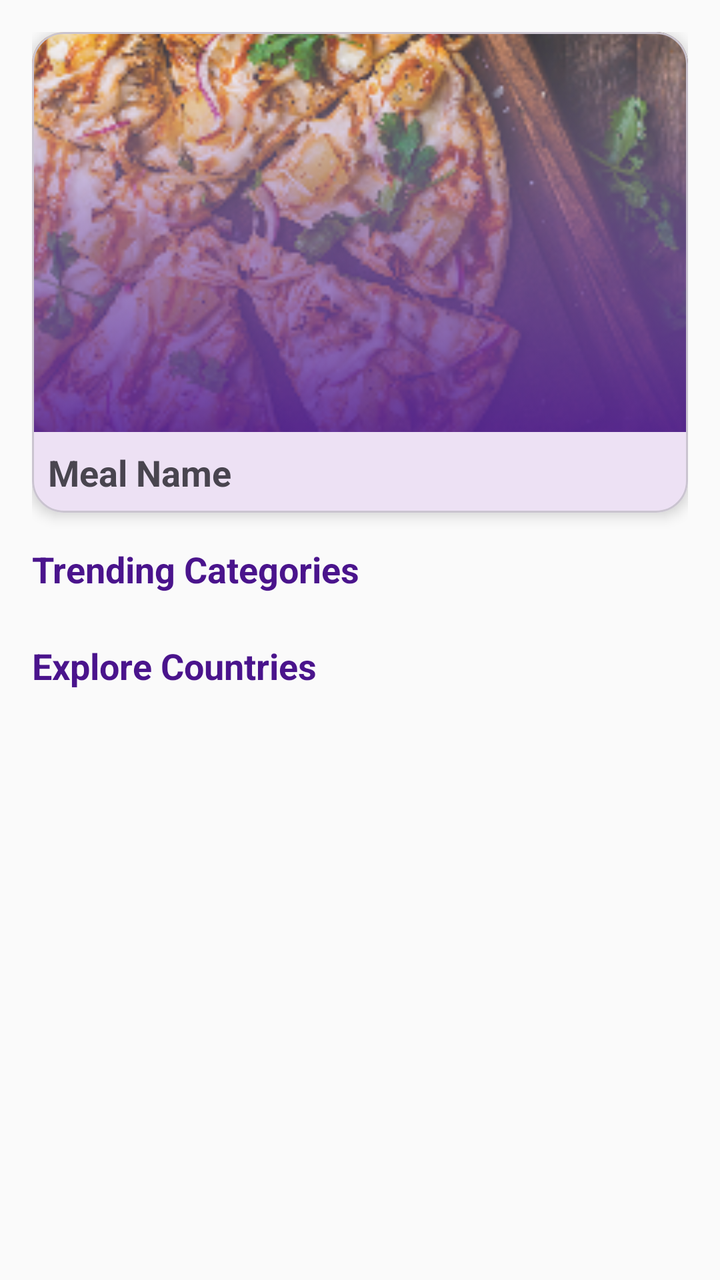
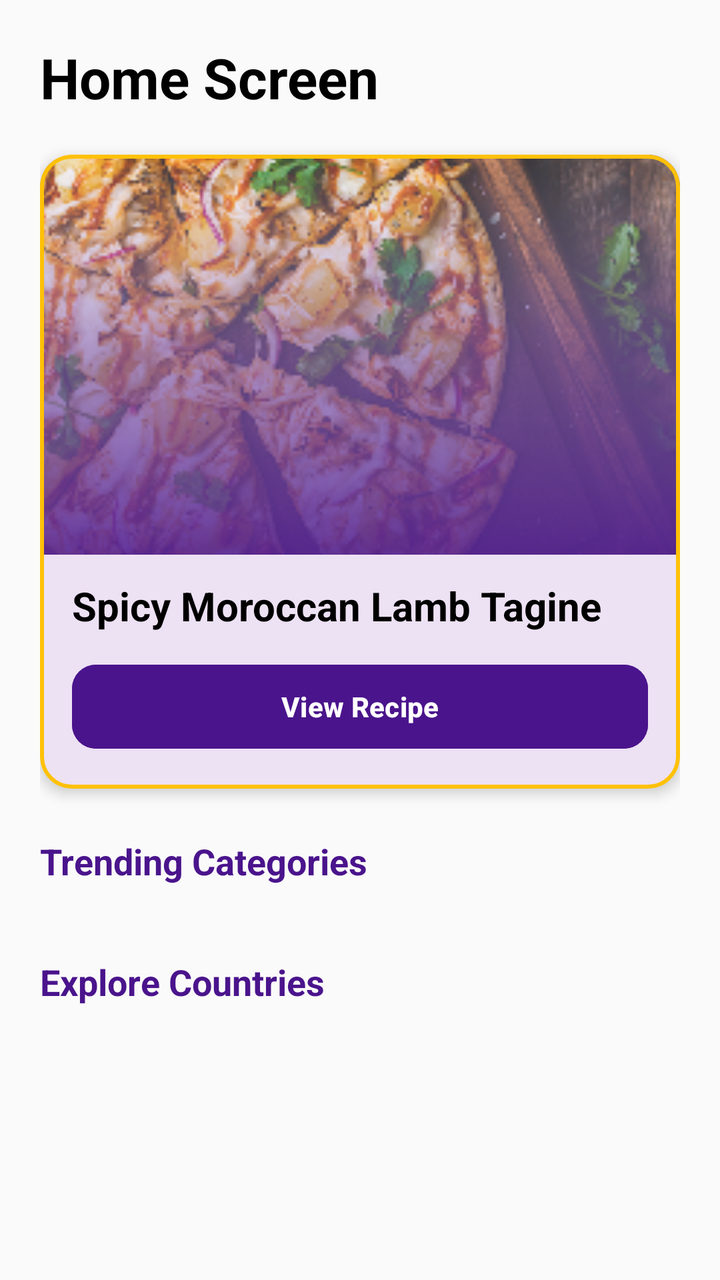

The first picture is an Android layout as it rendered before a commit; the second is the same layout after the commit. The layout source and the unified diff follow.
<!-- AndroidManifest.xml: application theme Theme.FoodPlanner -->
<!-- res/layout/fragment_home_screen.xml -->
<?xml version="1.0" encoding="utf-8"?>
<androidx.core.widget.NestedScrollView xmlns:android="http://schemas.android.com/apk/res/android"
    xmlns:app="http://schemas.android.com/apk/res-auto"
    xmlns:tools="http://schemas.android.com/tools"
    android:layout_width="match_parent"
    android:layout_height="match_parent"
    android:background="@color/background_light"
    tools:context=".ui.home.HomeScreen">

    <androidx.constraintlayout.widget.ConstraintLayout
        android:layout_width="match_parent"
        android:layout_height="wrap_content"
        android:padding="16dp">

        <com.google.android.material.card.MaterialCardView
            android:id="@+id/cardMealOfDay"
            android:layout_width="match_parent"
            android:layout_height="wrap_content"
            app:cardCornerRadius="16dp"
            app:cardElevation="4dp"
            app:layout_constraintEnd_toEndOf="parent"
            app:layout_constraintStart_toStartOf="parent"
            app:layout_constraintTop_toTopOf="parent">

            <androidx.constraintlayout.widget.ConstraintLayout
                android:layout_width="match_parent"
                android:layout_height="wrap_content">

                <ImageView
                    android:id="@+id/imgMealOfDay"
                    android:layout_width="match_parent"
                    android:layout_height="200dp"
                    android:scaleType="centerCrop"
                    android:src="@drawable/pizza_header"
                    app:layout_constraintTop_toTopOf="parent" />

                <TextView
                    android:id="@+id/tvMealName"
                    android:layout_width="wrap_content"
                    android:layout_height="wrap_content"
                    android:padding="8dp"
                    android:text="Meal Name"
                    android:textSize="18sp"
                    android:textStyle="bold"
                    app:layout_constraintStart_toStartOf="parent"
                    app:layout_constraintTop_toBottomOf="@id/imgMealOfDay" />

            </androidx.constraintlayout.widget.ConstraintLayout>

        </com.google.android.material.card.MaterialCardView>

        <TextView
            android:id="@+id/tvCategoriesTitle"
            android:layout_width="0dp"
            android:layout_height="wrap_content"
            android:layout_marginTop="16dp"
            android:text="Trending Categories"
            android:textColor="@color/purple_primary"
            android:textSize="18sp"
            android:textStyle="bold"
            app:layout_constraintEnd_toEndOf="parent"
            app:layout_constraintStart_toStartOf="parent"
            app:layout_constraintTop_toBottomOf="@id/cardMealOfDay" />

        <androidx.recyclerview.widget.RecyclerView
            android:id="@+id/rvCategories"
            android:layout_width="match_parent"
            android:layout_height="wrap_content"
            android:layout_marginTop="8dp"
            android:orientation="horizontal"
            app:layoutManager="androidx.recyclerview.widget.LinearLayoutManager"
            app:layout_constraintEnd_toEndOf="parent"
            app:layout_constraintStart_toStartOf="parent"
            app:layout_constraintTop_toBottomOf="@id/tvCategoriesTitle" />

        <TextView
            android:id="@+id/tvCountriesTitle"
            android:layout_width="0dp"
            android:layout_height="wrap_content"
            android:layout_marginTop="16dp"
            android:text="Explore Countries"
            android:textColor="@color/purple_primary"
            android:textSize="18sp"
            android:textStyle="bold"
            app:layout_constraintEnd_toEndOf="parent"
            app:layout_constraintStart_toStartOf="parent"
            app:layout_constraintTop_toBottomOf="@id/rvCategories" />

        <androidx.recyclerview.widget.RecyclerView
            android:id="@+id/rvCountries"
            android:layout_width="match_parent"
            android:layout_height="wrap_content"
            android:layout_marginTop="8dp"
            app:layoutManager="androidx.recyclerview.widget.GridLayoutManager"
            app:layout_constraintEnd_toEndOf="parent"
            app:layout_constraintStart_toStartOf="parent"
            app:layout_constraintTop_toBottomOf="@id/tvCountriesTitle"
            app:spanCount="2" />

    </androidx.constraintlayout.widget.ConstraintLayout>
</androidx.core.widget.NestedScrollView>
<!-- resources referenced by this layout -->
<resources>
  <color name="background_light">#FAFAFA</color>
  <color name="purple_primary">#4A148C</color>
  <!-- drawable pizza_header: png bitmap (drawable, 121856 bytes) -->
  <style name="Theme.FoodPlanner" parent="Theme.Material3.Light.NoActionBar">
          <item name="colorPrimary">@color/purple_primary</item>
          <item name="colorPrimaryVariant">@color/purple_variant</item>
          <item name="colorOnPrimary">@color/white</item>
  
          <item name="colorSecondary">@color/gold_accent</item>
          <item name="colorOnSecondary">@color/text_primary</item>
  
          <item name="android:windowBackground">@color/background_light</item>
          <item name="android:statusBarColor">@color/purple_primary</item>
      </style>
  <color name="purple_variant">#7B1FA2</color>
  <color name="white">#FFFFFF</color>
  <color name="gold_accent">#FFC107</color>
  <color name="text_primary">#212121</color>
</resources>

<!-- the commit's change to res/layout/fragment_home_screen.xml (unified diff, before → after) -->
@@ -1,64 +1,89 @@
 <?xml version="1.0" encoding="utf-8"?>
-<androidx.core.widget.NestedScrollView xmlns:android="http://schemas.android.com/apk/res/android"
+<androidx.core.widget.NestedScrollView
+    xmlns:android="http://schemas.android.com/apk/res/android"
     xmlns:app="http://schemas.android.com/apk/res-auto"
     xmlns:tools="http://schemas.android.com/tools"
     android:layout_width="match_parent"
     android:layout_height="match_parent"
+    android:fillViewport="true"
     android:background="@color/background_light"
     tools:context=".ui.home.HomeScreen">
 
     <androidx.constraintlayout.widget.ConstraintLayout
         android:layout_width="match_parent"
         android:layout_height="wrap_content"
-        android:padding="16dp">
+        android:padding="20dp">
+
+        <TextView
+            android:id="@+id/tvHeader"
+            android:layout_width="wrap_content"
+            android:layout_height="wrap_content"
+            android:text="Home Screen"
+            android:textSize="28sp"
+            android:textStyle="bold"
+            android:textColor="@color/black"
+            app:layout_constraintStart_toStartOf="parent"
+            app:layout_constraintTop_toTopOf="parent" />
 
         <com.google.android.material.card.MaterialCardView
             android:id="@+id/cardMealOfDay"
             android:layout_width="match_parent"
             android:layout_height="wrap_content"
+            android:layout_marginTop="20dp"
             app:cardCornerRadius="16dp"
             app:cardElevation="4dp"
-            app:layout_constraintEnd_toEndOf="parent"
+            app:strokeColor="#FFC107"
+            app:strokeWidth="2dp"
+            app:layout_constraintTop_toBottomOf="@id/tvHeader"
             app:layout_constraintStart_toStartOf="parent"
-            app:layout_constraintTop_toTopOf="parent">
+            app:layout_constraintEnd_toEndOf="parent">
 
-            <androidx.constraintlayout.widget.ConstraintLayout
+            <LinearLayout
                 android:layout_width="match_parent"
-                android:layout_height="wrap_content">
+                android:layout_height="wrap_content"
+                android:orientation="vertical"
+                android:paddingBottom="16dp">
 
                 <ImageView
                     android:id="@+id/imgMealOfDay"
                     android:layout_width="match_parent"
                     android:layout_height="200dp"
                     android:scaleType="centerCrop"
-                    android:src="@drawable/pizza_header"
-                    app:layout_constraintTop_toTopOf="parent" />
+                    android:src="@drawable/pizza_header" />
 
                 <TextView
                     android:id="@+id/tvMealName"
-                    android:layout_width="wrap_content"
+                    android:layout_width="match_parent"
                     android:layout_height="wrap_content"
-                    android:padding="8dp"
-                    android:text="Meal Name"
-                    android:textSize="18sp"
+                    android:paddingHorizontal="16dp"
+                    android:paddingTop="12dp"
+                    android:text="Spicy Moroccan Lamb Tagine"
+                    android:textSize="20sp"
                     android:textStyle="bold"
-                    app:layout_constraintStart_toStartOf="parent"
-                    app:layout_constraintTop_toBottomOf="@id/imgMealOfDay" />
+                    android:textColor="@color/black" />
 
-            </androidx.constraintlayout.widget.ConstraintLayout>
-
+                <com.google.android.material.button.MaterialButton
+                    android:id="@+id/btnViewRecipe"
+                    android:layout_width="match_parent"
+                    android:layout_height="50dp"
+                    android:layout_marginHorizontal="16dp"
+                    android:layout_marginTop="12dp"
+                    android:text="View Recipe"
+                    android:backgroundTint="@color/purple_primary"
+                    app:cornerRadius="12dp"
+                    android:textStyle="bold" />
+            </LinearLayout>
         </com.google.android.material.card.MaterialCardView>
 
         <TextView
             android:id="@+id/tvCategoriesTitle"
-            android:layout_width="0dp"
+            android:layout_width="wrap_content"
             android:layout_height="wrap_content"
-            android:layout_marginTop="16dp"
+            android:layout_marginTop="24dp"
             android:text="Trending Categories"
             android:textColor="@color/purple_primary"
             android:textSize="18sp"
             android:textStyle="bold"
-            app:layout_constraintEnd_toEndOf="parent"
             app:layout_constraintStart_toStartOf="parent"
             app:layout_constraintTop_toBottomOf="@id/cardMealOfDay" />
 
@@ -66,23 +91,22 @@
             android:id="@+id/rvCategories"
             android:layout_width="match_parent"
             android:layout_height="wrap_content"
-            android:layout_marginTop="8dp"
+            android:layout_marginTop="12dp"
             android:orientation="horizontal"
             app:layoutManager="androidx.recyclerview.widget.LinearLayoutManager"
-            app:layout_constraintEnd_toEndOf="parent"
+            app:layout_constraintTop_toBottomOf="@id/tvCategoriesTitle"
             app:layout_constraintStart_toStartOf="parent"
-            app:layout_constraintTop_toBottomOf="@id/tvCategoriesTitle" />
+            app:layout_constraintEnd_toEndOf="parent" />
 
         <TextView
             android:id="@+id/tvCountriesTitle"
-            android:layout_width="0dp"
+            android:layout_width="wrap_content"
             android:layout_height="wrap_content"
-            android:layout_marginTop="16dp"
+            android:layout_marginTop="24dp"
             android:text="Explore Countries"
             android:textColor="@color/purple_primary"
             android:textSize="18sp"
             android:textStyle="bold"
-            app:layout_constraintEnd_toEndOf="parent"
             app:layout_constraintStart_toStartOf="parent"
             app:layout_constraintTop_toBottomOf="@id/rvCategories" />
 
@@ -90,12 +114,12 @@
             android:id="@+id/rvCountries"
             android:layout_width="match_parent"
             android:layout_height="wrap_content"
-            android:layout_marginTop="8dp"
+            android:layout_marginTop="12dp"
             app:layoutManager="androidx.recyclerview.widget.GridLayoutManager"
-            app:layout_constraintEnd_toEndOf="parent"
+            app:spanCount="3"
+            app:layout_constraintTop_toBottomOf="@id/tvCountriesTitle"
             app:layout_constraintStart_toStartOf="parent"
-            app:layout_constraintTop_toBottomOf="@id/tvCountriesTitle"
-            app:spanCount="2" />
+            app:layout_constraintEnd_toEndOf="parent" />
 
     </androidx.constraintlayout.widget.ConstraintLayout>
 </androidx.core.widget.NestedScrollView>
<!-- resource entries referenced after the edit -->
@@ -1,6 +1,7 @@
 <!-- resources referenced by this layout -->
 <resources>
   <color name="background_light">#FAFAFA</color>
+  <color name="black">#000000</color>
   <color name="purple_primary">#4A148C</color>
   <!-- drawable pizza_header: png bitmap (drawable, 121856 bytes) -->
   <style name="Theme.FoodPlanner" parent="Theme.Material3.Light.NoActionBar">
